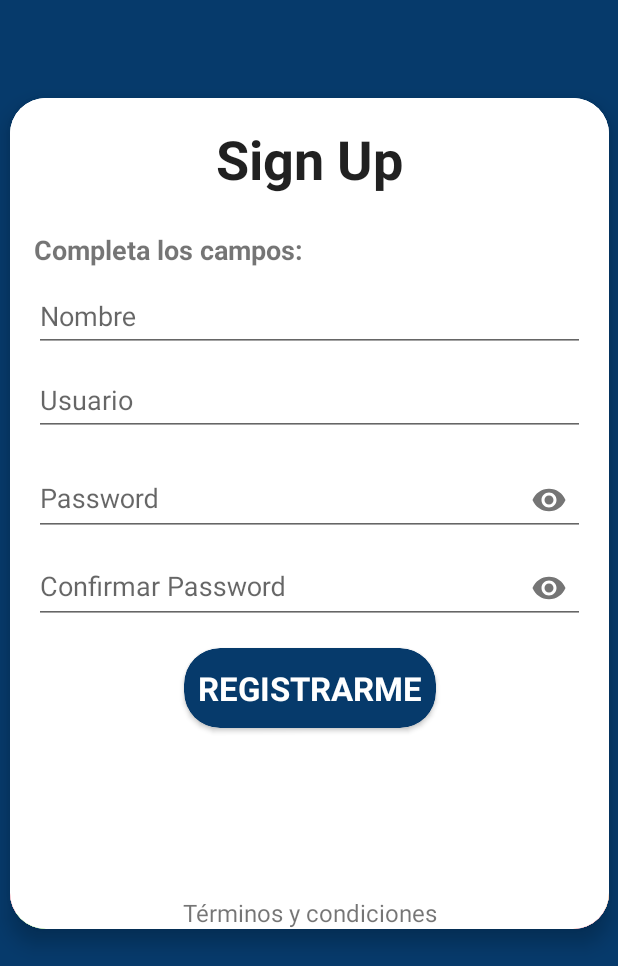
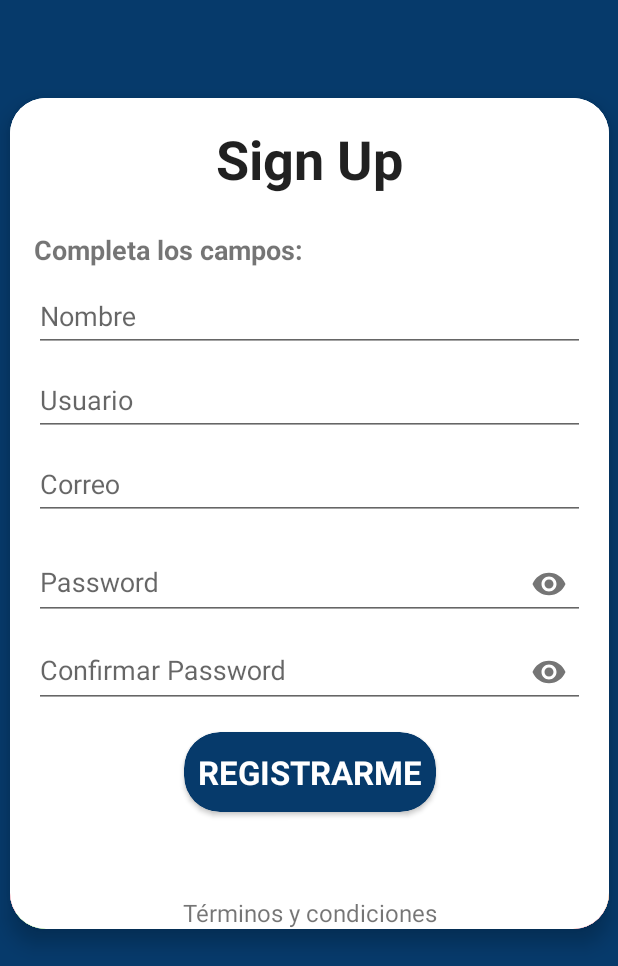
Before and after one commit to WichoDRivera/EurekaAR, an Android app: the fragment SignUpFrag placed in its activity, on a phone screen of 412 x 824 dp, the part 270-1236 px from its top. Run offline under Robolectric (Android 15) with nearby library versions, the phone set to English and light mode, and no system bars; our stand-ins replace Firebase (no records; nobody signed in at launch, a user with empty details on screens opened directly); Roboto replaces fonts that are not available here.

Commit message:
Implementacion base de sign up sencillo (Crear cuenta), Arreglar el error del contexto en el fragmento

```diff
--- a/Eureka_Android/app/src/main/java/mx/itesm/eureka_corp/eureka_ar_android/SignUpFrag.kt
+++ b/Eureka_Android/app/src/main/java/mx/itesm/eureka_corp/eureka_ar_android/SignUpFrag.kt
@@ -1,16 +1,25 @@
 package mx.itesm.eureka_corp.eureka_ar_android
 
+import android.content.Context
 import android.os.Bundle
-import androidx.fragment.app.Fragment
 import android.view.LayoutInflater
 import android.view.View
 import android.view.ViewGroup
+import android.widget.Toast
+import androidx.fragment.app.Fragment
+import com.google.firebase.auth.FirebaseAuth
+import com.google.firebase.auth.FirebaseUser
+import kotlinx.android.synthetic.main.fragment_sign_up.*
 
 
 class SignUpFrag : Fragment() {
+    private lateinit var mAuth: FirebaseAuth
+    private var globalContext: Context? = null
+
 
     override fun onCreate(savedInstanceState: Bundle?) {
         super.onCreate(savedInstanceState)
+        mAuth = FirebaseAuth.getInstance();
 
     }
 
@@ -22,4 +31,63 @@ class SignUpFrag : Fragment() {
         return inflater.inflate(R.layout.fragment_sign_up, container, false)
     }
 
+    override fun onStart() {
+        super.onStart()
+        val currentUser = mAuth.currentUser
+        updateUI(currentUser)
+
+    }
+
+    private fun updateUI(currentUser: FirebaseUser?) {
+        if (currentUser != null) {
+            println("Usuario: ${currentUser?.displayName}")
+        } else {
+            println("No ha hecho login")
+        }
+    }
+
+    fun createAccountButton(v:View){
+        val nombre = etNombre.text.toString()
+        val usuario = etUsuario.text.toString()
+        val email = etCorreo.text.toString()
+        val password = etConstraseña.text.toString()
+        val confPassword = etConfContraseña.text.toString()
+
+        if(password == confPassword){
+            createAccount(email,password)
+            //TO DO: ADD the remaining things to database
+            //       change activity into main menu
+        }else{
+            Toast.makeText(
+                this, "Las contraseñas no coinciden",
+                Toast.LENGTH_SHORT
+            ).show()
+        }
+
+
+    }
+
+    fun createAccount(email: String, password: String){
+        mAuth.createUserWithEmailAndPassword(email, password)
+            .addOnCompleteListener(
+                this
+            ) { task ->
+                    if (task.isSuccessful) {
+                        // Sign in success, update UI with the signed-in user's information
+                        println("createUserWithEmail:success")
+                        val user = mAuth.currentUser
+                        updateUI(user)
+                    } else {
+                        // If sign in fails, display a message to the user.
+                        println("createUserWithEmail:failure ${task.exception}")
+                        Toast.makeText(
+                            this@EmailPasswordActivity, "Authentication failed.",
+                            Toast.LENGTH_SHORT
+                        ).show()
+                        updateUI(null)
+                    }
+
+                }
+    }
+
 }
--- a/Eureka_Android/app/src/main/res/layout/fragment_sign_up.xml
+++ b/Eureka_Android/app/src/main/res/layout/fragment_sign_up.xml
@@ -32,7 +32,7 @@
                 android:layout_height="match_parent"
                 android:layout_gravity="clip_vertical|center_horizontal"
                 android:gravity="center_horizontal|center_vertical"
-                android:onClick="main_menu"
+                android:onClick="createAccountButton"
                 android:text="REGISTRARME"
                 android:textAlignment="center"
                 android:textColor="#FFFFFF"
@@ -98,6 +98,7 @@
                 android:layout_height="match_parent">
 
                 <com.google.android.material.textfield.TextInputEditText
+                    android:id="@+id/etNombre"
                     android:layout_width="match_parent"
                     android:layout_height="wrap_content"
                     android:hint="Nombre" />
@@ -110,9 +111,22 @@
                 android:layout_marginTop="0dp">
 
                 <com.google.android.material.textfield.TextInputEditText
+                    android:id="@+id/etUsuario"
                     android:layout_width="match_parent"
                     android:layout_height="wrap_content"
                     android:hint="Usuario" />
+            </com.google.android.material.textfield.TextInputLayout>
+
+            <com.google.android.material.textfield.TextInputLayout
+                android:layout_width="match_parent"
+                android:layout_height="match_parent">
+
+                <com.google.android.material.textfield.TextInputEditText
+                    android:id="@+id/etCorreo"
+                    android:layout_width="match_parent"
+                    android:layout_height="wrap_content"
+                    android:hint="Correo"
+                    android:inputType="textEmailAddress" />
             </com.google.android.material.textfield.TextInputLayout>
 
             <com.google.android.material.textfield.TextInputLayout
@@ -123,9 +137,11 @@
                 app:passwordToggleEnabled="true">
 
                 <com.google.android.material.textfield.TextInputEditText
+                    android:id="@+id/etConstraseña"
                     android:layout_width="match_parent"
                     android:layout_height="wrap_content"
                     android:hint="Password"
+                    android:inputType="textPassword"
                     android:password="true" />
             </com.google.android.material.textfield.TextInputLayout>
 
@@ -136,9 +152,11 @@
                 app:passwordToggleEnabled="true">
 
                 <com.google.android.material.textfield.TextInputEditText
+                    android:id="@+id/etConfContraseña"
                     android:layout_width="match_parent"
                     android:layout_height="wrap_content"
                     android:hint="Confirmar Password"
+                    android:inputType="textPassword"
                     android:password="true" />
             </com.google.android.material.textfield.TextInputLayout>
 
```
